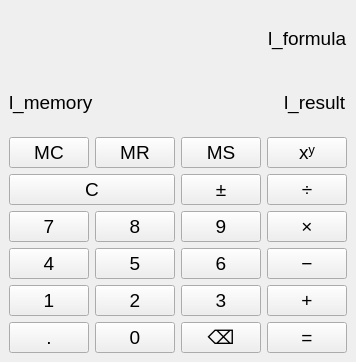
Before: the Qt Designer form mainwindow.ui in timuchen/cpp-calculator, drawn with Qt 5.
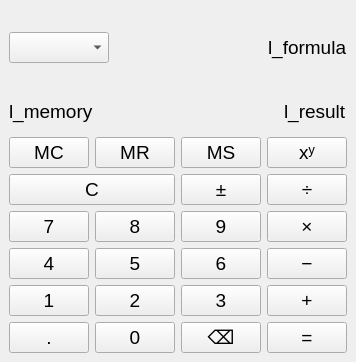
After: the same form once the commit is applied.

The edit to the form file:
```diff
--- a/mainwindow.ui
+++ b/mainwindow.ui
@@ -26,18 +26,8 @@
   </property>
   <widget class="QWidget" name="centralwidget">
    <layout class="QGridLayout" name="gridLayout_2">
-    <item row="0" column="0" alignment="Qt::AlignmentFlag::AlignRight">
-     <widget class="QLabel" name="l_formula">
-      <property name="text">
-       <string>l_formula</string>
-      </property>
-     </widget>
-    </item>
-    <item row="1" column="0">
-     <layout class="QHBoxLayout" name="horizontalLayout" stretch="0,1">
-      <property name="spacing">
-       <number>-1</number>
-      </property>
+    <item row="4" column="0">
+     <layout class="QHBoxLayout" name="horizontalLayout_5">
       <item>
        <widget class="QLabel" name="l_memory">
         <property name="enabled">
@@ -52,12 +42,21 @@
         <property name="text">
          <string>l_memory</string>
         </property>
+        <property name="scaledContents">
+         <bool>false</bool>
+        </property>
+        <property name="wordWrap">
+         <bool>false</bool>
+        </property>
+        <property name="indent">
+         <number>-1</number>
+        </property>
        </widget>
       </item>
-      <item alignment="Qt::AlignmentFlag::AlignRight">
+      <item>
        <widget class="QLabel" name="l_result">
         <property name="sizePolicy">
-         <sizepolicy hsizetype="Preferred" vsizetype="Preferred">
+         <sizepolicy hsizetype="Maximum" vsizetype="Preferred">
           <horstretch>0</horstretch>
           <verstretch>0</verstretch>
          </sizepolicy>
@@ -81,7 +80,34 @@
       </item>
      </layout>
     </item>
-    <item row="2" column="0">
+    <item row="1" column="0" rowspan="2">
+     <layout class="QHBoxLayout" name="horizontalLayout_2">
+      <item>
+       <widget class="QComboBox" name="cmb_controller"/>
+      </item>
+      <item>
+       <spacer name="horizontalSpacer">
+        <property name="orientation">
+         <enum>Qt::Orientation::Horizontal</enum>
+        </property>
+        <property name="sizeHint" stdset="0">
+         <size>
+          <width>40</width>
+          <height>20</height>
+         </size>
+        </property>
+       </spacer>
+      </item>
+      <item>
+       <widget class="QLabel" name="l_formula">
+        <property name="text">
+         <string>l_formula</string>
+        </property>
+       </widget>
+      </item>
+     </layout>
+    </item>
+    <item row="10" column="0">
      <layout class="QGridLayout" name="gridLayout" columnstretch="1,1,1,2" rowminimumheight="0,0,0,0,0,0" columnminimumwidth="1,1,1,2">
       <property name="rightMargin">
        <number>0</number>
```
Left out of the diff: 14 changed lines with no effect on the pictures.
